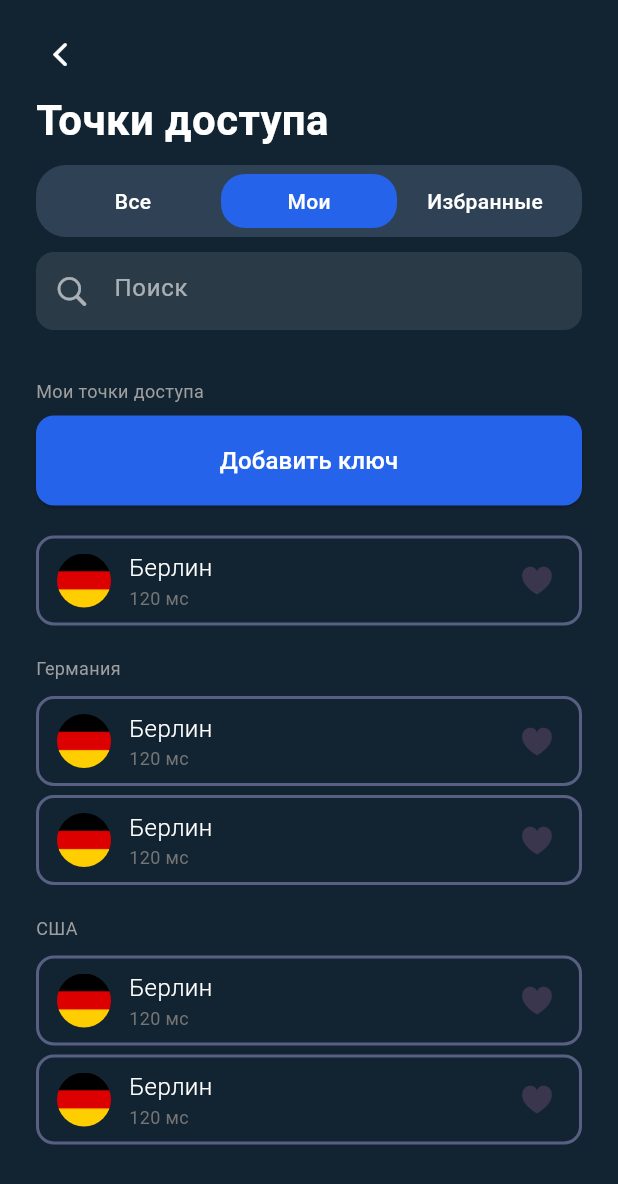
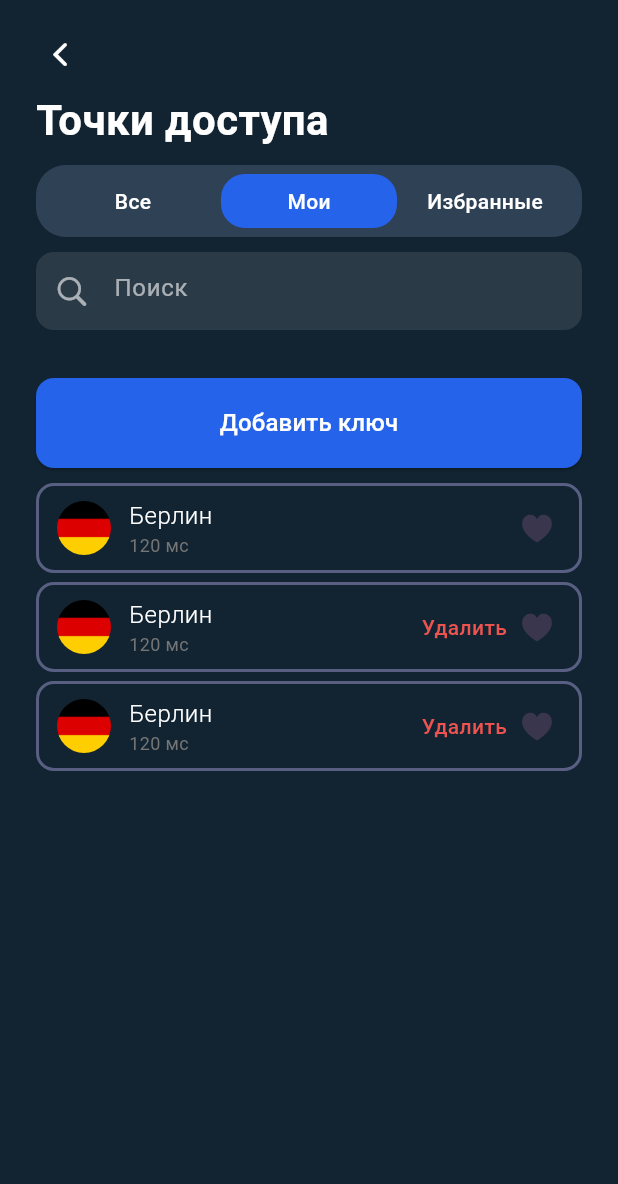
Before and after one commit to Wightles/task_vpn, a Flutter app: the screen it shows after launch, after a tap on "Мои", on a phone screen of 412 x 824 dp. Shown: the top 1184 px of the screen. Run offline on Flutter 3.47's test engine with Material 3 defaults, Android fonts, the light colour scheme and no system bars.

Commit message:
Реализованы переходы между страницами, экран "мои" реализован

```diff
--- a/lib/city_ping.dart
+++ b/lib/city_ping.dart
@@ -7,6 +7,7 @@ class CityPingCard extends StatefulWidget {
   final String imageAsset;
   final double height;
   final Color borderColor;
+  final bool showDeleteText;
 
   const CityPingCard({
     Key? key,
@@ -15,6 +16,7 @@ class CityPingCard extends StatefulWidget {
     required this.imageAsset,
     this.height = 60,
     this.borderColor = const Color.fromARGB(255, 89, 95, 130),
+    this.showDeleteText = false,
   }) : super(key: key);
 
   @override
@@ -92,6 +94,18 @@ class _CityPingCardState extends State<CityPingCard> {
                 ],
               ),
             ),
+            if (widget.showDeleteText)
+              Padding(
+                padding: const EdgeInsets.only(right: 8),
+                child: Text(
+                  'Удалить',
+                  style: TextStyle(
+                    color: Colors.red[400],
+                    fontSize: 14,
+                    fontWeight: FontWeight.w500,
+                  ),
+                ),
+              ),
             Padding(
               padding: const EdgeInsets.only(right: 16),
               child: GestureDetector(
--- a/lib/navbar.dart
+++ b/lib/navbar.dart
@@ -4,11 +4,12 @@ import 'package:flutter/cupertino.dart';
 class FilterMenu extends StatefulWidget {
   final Function(String) onSearchChanged;
   final bool showNoResults;
-
+  final Function(int) onTabChanged;
   const FilterMenu({
     super.key,
     required this.onSearchChanged,
     required this.showNoResults,
+    required this.onTabChanged,
   });
 
   @override
@@ -18,6 +19,13 @@ class FilterMenu extends StatefulWidget {
 class _FilterMenuState extends State<FilterMenu> {
   int selectedIndex = 0;
   final List<String> tabs = ['Все', 'Мои', 'Избранные'];
+
+  void _onTabTapped(int index) {
+    setState(() {
+      selectedIndex = index;
+    });
+    widget.onTabChanged(index);
+  }
 
   @override
   Widget build(BuildContext context) {
@@ -36,7 +44,7 @@ class _FilterMenuState extends State<FilterMenu> {
                 final bool isSelected = selectedIndex == index;
                 return Expanded(
                   child: GestureDetector(
-                    onTap: () => setState(() => selectedIndex = index),
+                    onTap: () => _onTabTapped(index),
                     child: AnimatedContainer(
                       duration: const Duration(milliseconds: 200),
                       padding: const EdgeInsets.symmetric(vertical: 8),
--- a/lib/scene_all.dart
+++ b/lib/scene_all.dart
@@ -1,6 +1,8 @@
 import 'package:flutter/material.dart';
 import 'package:task_vpn/city_ping.dart';
 import 'package:task_vpn/navbar.dart';
+import 'package:task_vpn/scene_favorite.dart';
+import 'package:task_vpn/scene_my.dart';
 import 'package:flutter/cupertino.dart';
 
 class SceneAll extends StatefulWidget {
@@ -13,6 +15,7 @@ class SceneAll extends StatefulWidget {
 class _SceneAllState extends State<SceneAll> {
   String searchText = '';
   bool showNoResults = false;
+  int _currentTabIndex = 0;
 
   void _onSearchChanged(String value) {
     setState(() {
@@ -21,47 +24,28 @@ class _SceneAllState extends State<SceneAll> {
     });
   }
 
-  @override
-  Widget build(BuildContext context) {
-    return SafeArea(
-      child: Scaffold(
-        backgroundColor: const Color.fromARGB(255, 18, 36, 50),
-        body: Padding(
-          padding: const EdgeInsets.symmetric(horizontal: 16.0, vertical: 12.0),
-          child: SingleChildScrollView(
-            child: Column(
-              crossAxisAlignment: CrossAxisAlignment.start,
+  void _onTabChanged(int index) {
+    setState(() {
+      _currentTabIndex = index;
+    });
+  }
+
+  Widget _buildCurrentScene() {
+    switch (_currentTabIndex) {
+      case 0:
+        return _buildAllScene();
+      case 1:
+        return const SceneMy();
+      case 2:
+        return const SceneFavorites();
+      default:
+        return _buildAllScene();
+    }
+  }
+
+  Widget _buildAllScene() {
+    return Column(
       children: [
-                Column(
-                  crossAxisAlignment: CrossAxisAlignment.start,
-                  children: [
-                    IconButton(
-                      onPressed: () {},
-                      icon: const Icon(
-                        CupertinoIcons.chevron_back,
-                        color: Colors.white,
-                      ),
-                    ),
-                    const Padding(
-                      padding: EdgeInsets.only(left: 8.0),
-                      child: Text(
-                        'Точки доступа',
-                        style: TextStyle(
-                          color: Colors.white,
-                          fontSize: 28,
-                          fontWeight: FontWeight.bold,
-                        ),
-                      ),
-                    ),
-                  ],
-                ),
-                const SizedBox(height: 10),
-                FilterMenu(
-                  onSearchChanged: _onSearchChanged,
-                  showNoResults: showNoResults,
-                ),
-                const SizedBox(height: 24),
-
         if (!showNoResults) ...[
           Padding(
             padding: const EdgeInsets.all(8),
@@ -176,6 +160,52 @@ class _SceneAllState extends State<SceneAll> {
           ),
         ],
       ],
+    );
+  }
+
+  @override
+  Widget build(BuildContext context) {
+    return SafeArea(
+      child: Scaffold(
+        backgroundColor: const Color.fromARGB(255, 18, 36, 50),
+        body: Padding(
+          padding: const EdgeInsets.symmetric(horizontal: 16.0, vertical: 12.0),
+          child: SingleChildScrollView(
+            child: Column(
+              crossAxisAlignment: CrossAxisAlignment.start,
+              children: [
+                Column(
+                  crossAxisAlignment: CrossAxisAlignment.start,
+                  children: [
+                    IconButton(
+                      onPressed: () {},
+                      icon: const Icon(
+                        CupertinoIcons.chevron_back,
+                        color: Colors.white,
+                      ),
+                    ),
+                    const Padding(
+                      padding: EdgeInsets.only(left: 8.0),
+                      child: Text(
+                        'Точки доступа',
+                        style: TextStyle(
+                          color: Colors.white,
+                          fontSize: 28,
+                          fontWeight: FontWeight.bold,
+                        ),
+                      ),
+                    ),
+                  ],
+                ),
+                const SizedBox(height: 10),
+                FilterMenu(
+                  onSearchChanged: _onSearchChanged,
+                  showNoResults: showNoResults,
+                  onTabChanged: _onTabChanged,
+                ),
+                const SizedBox(height: 24),
+                _buildCurrentScene(),
+              ],
             ),
           ),
         ),
--- a/lib/scene_favorite.dart
+++ b/lib/scene_favorite.dart
@@ -0,0 +1,23 @@
+import 'package:flutter/material.dart';
+
+class SceneFavorites extends StatefulWidget {
+  const SceneFavorites({super.key});
+
+  @override
+  State<SceneFavorites> createState() => _SceneFavoritesState();
+}
+
+class _SceneFavoritesState extends State<SceneFavorites> {
+  @override
+  Widget build(BuildContext context) {
+    return const Padding(
+      padding: EdgeInsets.all(8.0),
+      child: Column(
+        crossAxisAlignment: CrossAxisAlignment.start,
+        children: [
+
+        ],
+      ),
+    );
+  }
+}
--- a/lib/scene_my.dart
+++ b/lib/scene_my.dart
@@ -0,0 +1,64 @@
+import 'package:flutter/material.dart';
+import 'package:task_vpn/city_ping.dart';
+
+class SceneMy extends StatefulWidget {
+  const SceneMy({super.key});
+
+  @override
+  State<SceneMy> createState() => _SceneMyState();
+}
+
+class _SceneMyState extends State<SceneMy> {
+  @override
+  Widget build(BuildContext context) {
+    return Padding(
+      padding: const EdgeInsets.all(8.0),
+      child: Column(
+        crossAxisAlignment: CrossAxisAlignment.start,
+        children: [
+          Container(
+            width: double.infinity,
+            height: 60,
+            child: ElevatedButton(
+              onPressed: () {},
+              style: ElevatedButton.styleFrom(
+                backgroundColor: Color(0xFF2563EB),
+                shape: RoundedRectangleBorder(
+                  borderRadius: BorderRadius.circular(12),
+                ),
+                padding: const EdgeInsets.all(16),
+              ),
+              child: const Text(
+                'Добавить ключ',
+                style: TextStyle(
+                  color: Colors.white,
+                  fontSize: 16,
+                ),
+              ),
+            ),
+          ),
+          const SizedBox(height: 10),
+          const CityPingCard(
+            cityName: 'Берлин',
+            ping: '120 мс',
+            imageAsset: 'assets/images/test1.png',
+          ),
+          const SizedBox(height: 6),
+          const CityPingCard(
+            cityName: 'Берлин',
+            ping: '120 мс',
+            imageAsset: 'assets/images/test1.png',
+            showDeleteText: true,
+          ),
+          const SizedBox(height: 6),
+          const CityPingCard(
+            cityName: 'Берлин',
+            ping: '120 мс',
+            imageAsset: 'assets/images/test1.png',
+            showDeleteText: true,
+          ),
+        ],
+      ),
+    );
+  }
+}
```
Lines whose indentation alone changed are shown as unchanged.
